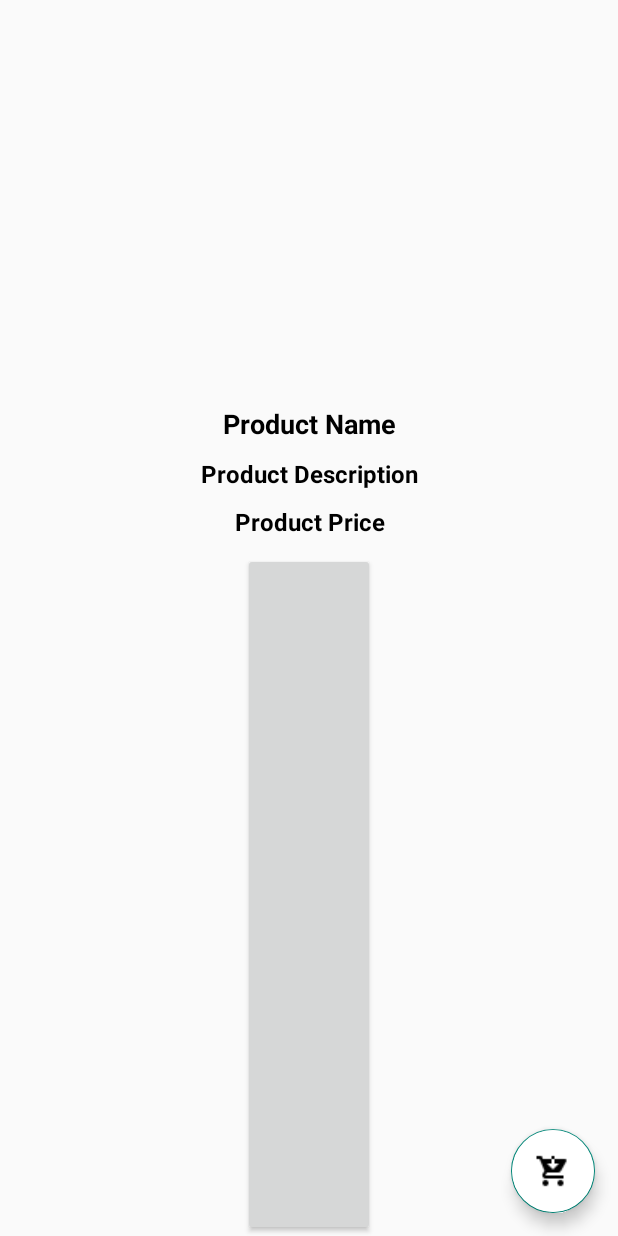
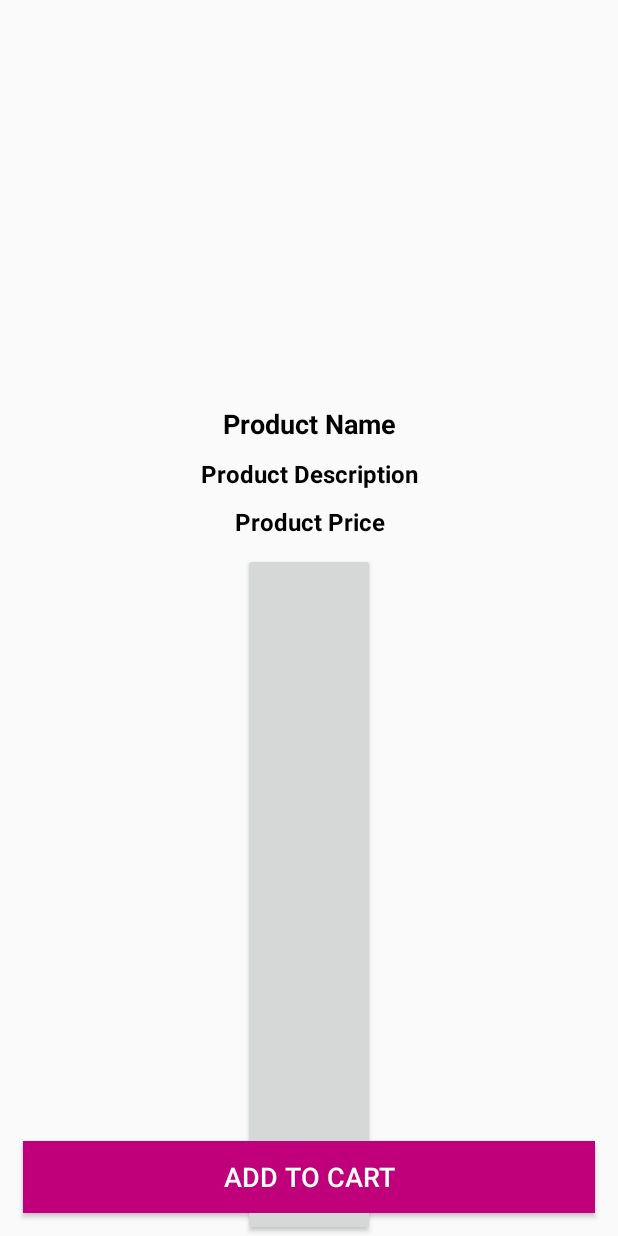
Before and after one commit to Reginald077/FLICK-PRO-APP, an Android app: the layout activity_product_details.xml on its own in the app's theme, with its tools: preview values and no code run, on a phone screen of 412 x 824 dp. Run offline under Robolectric (Android 15) with nearby library versions, the phone set to English and light mode, and no system bars; plain views replace ElegantNumberButton.

Commit message:
i worked to allow user to add products to their cart list

```diff
--- a/app/src/main/AndroidManifest.xml
+++ b/app/src/main/AndroidManifest.xml
@@ -13,7 +13,7 @@
         android:icon="@mipmap/ic_launcher"
         android:label="@string/app_name"
         android:supportsRtl="true"
-        android:theme="@style/Theme.FLICKSPROAPP"
+
         tools:targetApi="31">
         <activity
             android:name=".ProductDetailsActivity"
--- a/app/src/main/res/layout/activity_product_details.xml
+++ b/app/src/main/res/layout/activity_product_details.xml
@@ -67,16 +67,16 @@
         >
     </com.cepheuen.elegantnumberbutton.view.ElegantNumberButton>
 
-    <com.google.android.material.floatingactionbutton.FloatingActionButton
-        android:id="@+id/add_product_to_cart_btn"
-        android:layout_width="wrap_content"
+    <Button
+        android:id="@+id/pd_add_to_cart_button"
+        android:layout_width="match_parent"
         android:layout_height="wrap_content"
-        android:elevation="6dp"
-        android:backgroundTint="@color/white"
-        android:src="@drawable/nav_cart"
+        android:background="@color/colorPrimaryDark"
+        android:layout_margin="15dp"
         android:layout_alignParentBottom="true"
-        android:layout_alignParentRight="true"
-        android:layout_margin="15dp"
-        android:contentDescription="Cart" />
+        android:text="Add To Cart"
+        android:textColor="@color/white"
+        android:textSize="18dp"
+        />
 
 </RelativeLayout>
```
Also changed, not shown: app/src/main/java/uk/tees/ac/c2360663/FLICKSPROAPP/HomeActivity.java (+11 -0 lines), app/src/main/java/uk/tees/ac/c2360663/FLICKSPROAPP/ProductDetailsActivity.java (+114 -2 lines).
